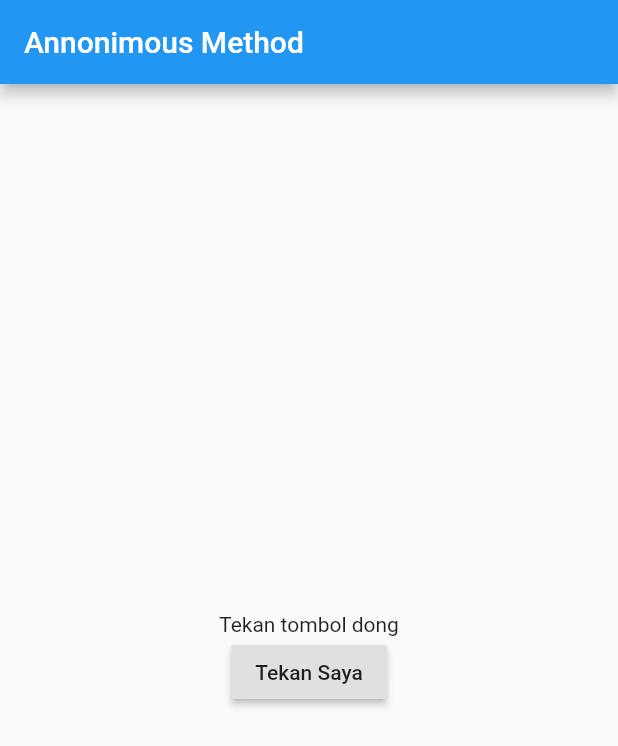
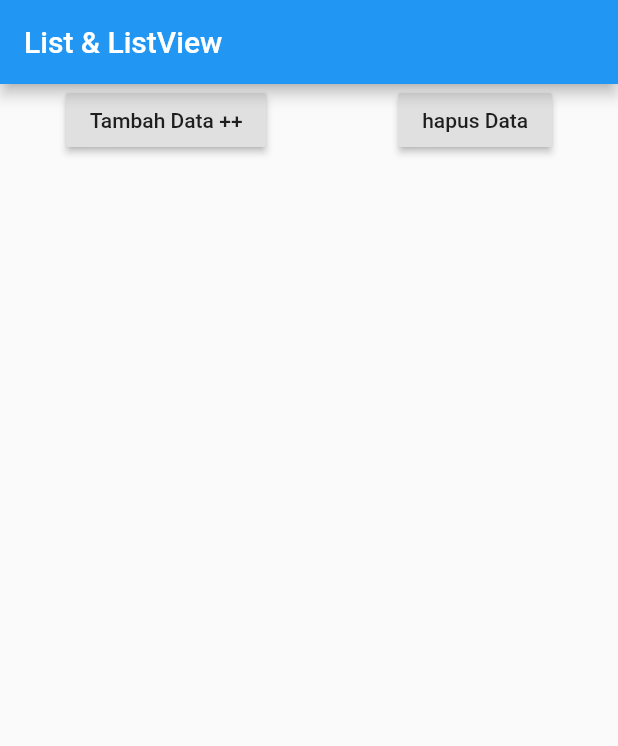
Before and after one commit to gzeinnumer/flutter_fundamental_yt, a Flutter app: the screen it shows after launch, on a phone screen of 412 x 824 dp. Shown: the top 746 px of the screen. Run offline on Flutter 3.47's test engine with Material 2 defaults, Android fonts, the phone set to English and light mode, and no system bars.

Commit message:
ListView -> Pengganti ScrollView, bisa juga untuk RecyclerView

```diff
--- a/lib/main.dart
+++ b/lib/main.dart
@@ -9,30 +9,49 @@ class MyApp extends StatefulWidget {
 }
 
 class _MyAppState extends State<MyApp> {
-  String msg="Tekan tombol dong";
+  List<Widget> listData = [];
+  int counter = 0;
 
   @override
   Widget build(BuildContext context) {
     return MaterialApp(
       home: Scaffold(
         appBar: AppBar(
-          title: Text("Annonimous Method"),
+          title: Text("List & ListView"),
         ),
-        body: Center(
-          child: Column(
-            mainAxisAlignment: MainAxisAlignment.center,
+        body: ListView(
           children: [
-              Text(msg),
+            Row(
+              mainAxisAlignment: MainAxisAlignment.spaceAround,
+              children: [
                 RaisedButton(
-                child: Text("Tekan Saya"),
+                  child: Text("Tambah Data ++"),
                   onPressed: () {
                     setState(() {
-                    msg = "Tombol sudah ditekan";
+                      listData.add(
+                        Text(
+                          "Data ke-" + counter.toString(),
+                          style: TextStyle(fontSize: 20),
+                        ),
+                      );
+                      counter++;
                     });
+                  },
+                ),
+                RaisedButton(
+                  child: Text("hapus Data"),
+                  onPressed: (){
+                    listData.removeLast();
+                    counter--;
                   },
                 )
               ],
             ),
+            Column(
+              crossAxisAlignment: CrossAxisAlignment.start,
+              children: listData,
+            )
+          ],
         ),
       ),
     );
```
Lines whose indentation alone changed are shown as unchanged.
